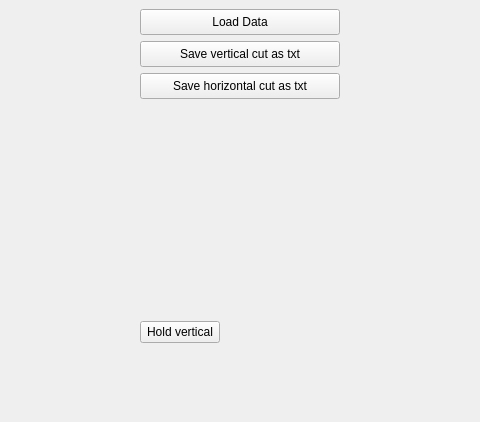
Above: form.ui from sstendahl/GIScan before the change; both pictures show x 432 to 912 and y 0 to 422 of the 1344 by 857 pixel window. Below: the same form after it.
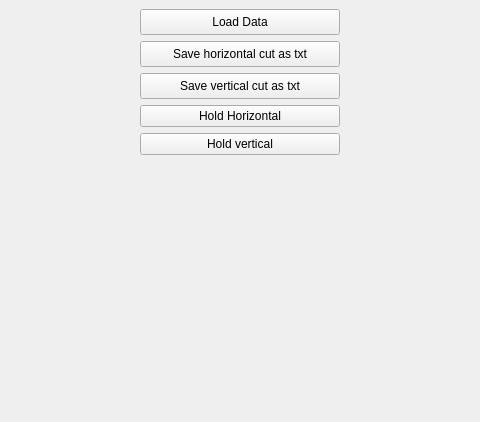
That is the form after the change.

Commit message: Added horizontal scans + remove zeroes properly from scans

Diff of the .ui file:
```diff
--- a/form.ui
+++ b/form.ui
@@ -35,37 +35,40 @@
         <property name="verticalSpacing">
          <number>6</number>
         </property>
+        <item row="5" column="0" alignment="Qt::AlignTop">
+         <widget class="QPushButton" name="holdVertical">
+          <property name="sizePolicy">
+           <sizepolicy hsizetype="Maximum" vsizetype="Expanding">
+            <horstretch>0</horstretch>
+            <verstretch>218</verstretch>
+           </sizepolicy>
+          </property>
+          <property name="minimumSize">
+           <size>
+            <width>200</width>
+            <height>0</height>
+           </size>
+          </property>
+          <property name="maximumSize">
+           <size>
+            <width>16777215</width>
+            <height>26</height>
+           </size>
+          </property>
+          <property name="text">
+           <string>Hold vertical</string>
+          </property>
+          <property name="checkable">
+           <bool>true</bool>
+          </property>
+         </widget>
+        </item>
         <item row="2" column="0" alignment="Qt::AlignTop">
-         <widget class="QPushButton" name="saveHorizontal">
-          <property name="sizePolicy">
-           <sizepolicy hsizetype="Maximum" vsizetype="Expanding">
-            <horstretch>0</horstretch>
-            <verstretch>100</verstretch>
-           </sizepolicy>
-          </property>
-          <property name="minimumSize">
-           <size>
-            <width>200</width>
-            <height>26</height>
-           </size>
-          </property>
-          <property name="maximumSize">
-           <size>
-            <width>16777215</width>
-            <height>26</height>
-           </size>
-          </property>
-          <property name="text">
-           <string>Save horizontal cut as txt</string>
-          </property>
-         </widget>
-        </item>
-        <item row="1" column="0" alignment="Qt::AlignTop">
          <widget class="QPushButton" name="saveVertical">
           <property name="sizePolicy">
            <sizepolicy hsizetype="Maximum" vsizetype="Expanding">
             <horstretch>0</horstretch>
-            <verstretch>1</verstretch>
+            <verstretch>0</verstretch>
            </sizepolicy>
           </property>
           <property name="minimumSize">
@@ -110,14 +113,30 @@
           </property>
          </widget>
         </item>
-        <item row="3" column="0" alignment="Qt::AlignTop">
-         <widget class="QPushButton" name="holdVertical">
+        <item row="4" column="0">
+         <widget class="QPushButton" name="holdHorizontal">
+          <property name="text">
+           <string>Hold Horizontal</string>
+          </property>
+          <property name="checkable">
+           <bool>true</bool>
+          </property>
+         </widget>
+        </item>
+        <item row="1" column="0">
+         <widget class="QPushButton" name="saveHorizontal">
           <property name="sizePolicy">
            <sizepolicy hsizetype="Maximum" vsizetype="Expanding">
             <horstretch>0</horstretch>
-            <verstretch>218</verstretch>
+            <verstretch>0</verstretch>
            </sizepolicy>
           </property>
+          <property name="minimumSize">
+           <size>
+            <width>200</width>
+            <height>26</height>
+           </size>
+          </property>
           <property name="maximumSize">
            <size>
             <width>16777215</width>
@@ -125,10 +144,7 @@
            </size>
           </property>
           <property name="text">
-           <string>Hold vertical</string>
-          </property>
-          <property name="checkable">
-           <bool>true</bool>
+           <string>Save horizontal cut as txt</string>
           </property>
          </widget>
         </item>
```
The commit also changes 2 other files.
